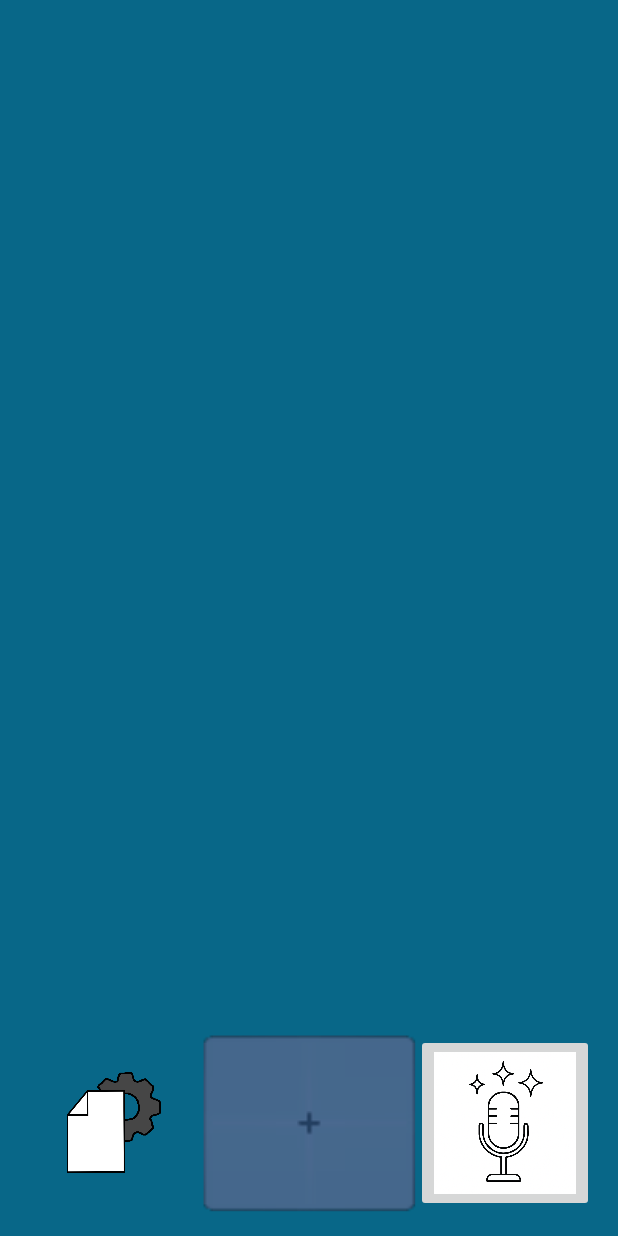
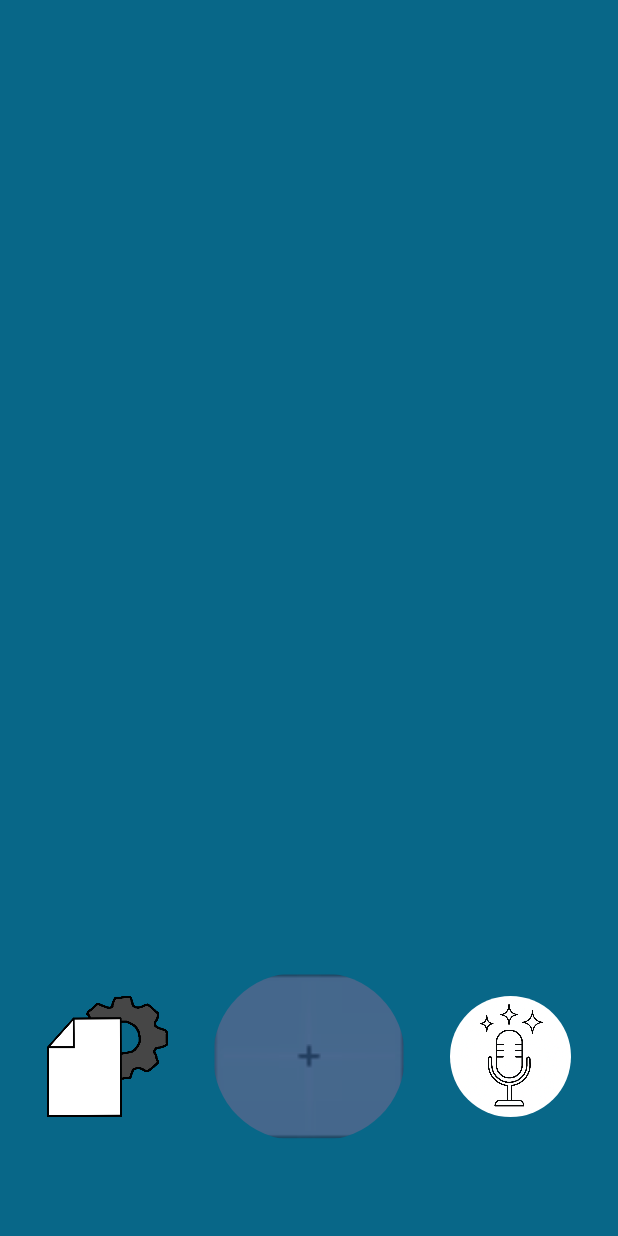
Before and after one commit to EthanK300/Swiper, an Android app: the MainActivity screen opened directly, with no data from a screen before it, on a phone screen of 412 x 824 dp. Run offline under Robolectric (Android 15) with nearby library versions, the phone set to English and light mode, and no system bars.

Commit message:
buttons look a bit better, still need to be improved

```diff
--- /dev/null
+++ b/app/src/main/res/drawable/rounded_aitool.xml
@@ -0,0 +1,6 @@
+<?xml version="1.0" encoding="utf-8"?>
+<shape xmlns:android="http://schemas.android.com/apk/res/android"
+    android:shape="rectangle">
+    <solid android:color="@color/cerulean"/>
+    <corners android:radius="700dp"/>
+</shape>
--- /dev/null
+++ b/app/src/main/res/drawable/rounded_plus.xml
@@ -0,0 +1,6 @@
+<?xml version="1.0" encoding="utf-8"?>
+<shape xmlns:android="http://schemas.android.com/apk/res/android"
+    android:shape="rectangle">
+    <solid android:color="@color/cerulean"/>
+    <corners android:radius="150dp"/>
+</shape>
--- a/app/src/main/res/layout/main_activity.xml
+++ b/app/src/main/res/layout/main_activity.xml
@@ -8,7 +8,7 @@
     android:paddingLeft="16dp"
     android:paddingRight="16dp"
     android:paddingTop="16dp"
-    android:paddingBottom="16dp"
+    android:paddingBottom="64dp"
     app:layout_constraintTop_toTopOf="parent"
     >
     <androidx.constraintlayout.widget.Guideline
@@ -74,6 +74,8 @@
             app:layout_constraintTop_toTopOf="parent"
             app:layout_constraintStart_toStartOf="parent"
             app:layout_constraintDimensionRatio="1:1"
+            android:layout_margin="15dp"
+            android:contentDescription="Open note settings"
             />
         <ImageButton
             android:layout_width="0dp"
@@ -85,6 +87,11 @@
             app:layout_constraintEnd_toEndOf="parent"
             app:layout_constraintDimensionRatio="1:1"
             android:scaleType="fitCenter"
+            android:background="@drawable/rounded_aitool"
+            android:clipToOutline="true"
+            android:outlineProvider="background"
+            android:layout_margin="15dp"
+            android:contentDescription="Use AI to assist you"
             />
         <ImageButton
             android:layout_width="0dp"
@@ -95,8 +102,13 @@
             app:layout_constraintBottom_toBottomOf="parent"
             app:layout_constraintStart_toEndOf="@id/settingsgear"
             app:layout_constraintEnd_toStartOf="@id/aitool"
-            android:background="@color/cerulean"
             android:scaleType="fitXY"
+            android:background="@drawable/rounded_plus"
+            android:clipToOutline="true"
+            android:outlineProvider="background"
+            android:layout_marginStart="30dp"
+            android:layout_marginEnd="30dp"
+            android:contentDescription="Add new note"
             />
     </androidx.constraintlayout.widget.ConstraintLayout>
 
```
Also changed, not shown: app/src/main/res/drawable/settingsgear.png.
